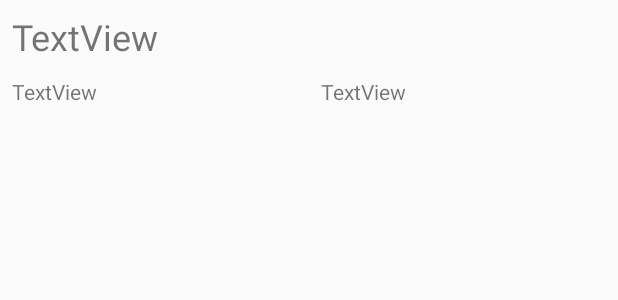
After one commit to annalbenson/KotlinApp, an Android app: the layout list_row.xml on its own in the app's theme, with its tools: preview values and no code run, on a phone screen of 412 x 824 dp. The commit adds this screen. Shown: the top 300 px of the screen. Run offline under Robolectric (Android 15) with nearby library versions, the phone set to English and light mode, and no system bars.

Commit message:
DT -> Gt RV and accompanying classes working

```diff
--- /dev/null
+++ b/app/src/main/res/layout/list_row.xml
@@ -0,0 +1,63 @@
+<?xml version="1.0" encoding="utf-8"?>
+<android.support.constraint.ConstraintLayout
+    xmlns:android="http://schemas.android.com/apk/res/android"
+    xmlns:app="http://schemas.android.com/apk/res-auto"
+    xmlns:tools="http://schemas.android.com/tools"
+    android:layout_width="match_parent"
+    android:layout_height="wrap_content">
+
+    <TextView
+        android:id="@+id/nameID"
+        android:layout_width="0dp"
+        android:layout_height="wrap_content"
+        android:layout_marginEnd="8dp"
+        android:layout_marginStart="8dp"
+        android:layout_marginTop="8dp"
+        android:text="TextView"
+        android:textSize="24sp"
+        app:layout_constraintEnd_toEndOf="parent"
+        app:layout_constraintStart_toStartOf="parent"
+        app:layout_constraintTop_toTopOf="parent" />
+
+    <TextView
+        android:id="@+id/cID"
+        android:layout_width="0dp"
+        android:layout_height="wrap_content"
+        android:layout_marginBottom="8dp"
+        android:layout_marginEnd="8dp"
+        android:layout_marginStart="8dp"
+        android:layout_marginTop="8dp"
+        android:text="TextView"
+        app:layout_constraintBottom_toBottomOf="parent"
+        app:layout_constraintEnd_toStartOf="@+id/guideline"
+        app:layout_constraintStart_toStartOf="parent"
+        app:layout_constraintTop_toTopOf="@+id/guideline2" />
+
+    <TextView
+        android:id="@+id/dID"
+        android:layout_width="0dp"
+        android:layout_height="wrap_content"
+        android:layout_marginBottom="8dp"
+        android:layout_marginEnd="8dp"
+        android:layout_marginStart="8dp"
+        android:layout_marginTop="8dp"
+        android:text="TextView"
+        app:layout_constraintBottom_toBottomOf="parent"
+        app:layout_constraintEnd_toEndOf="parent"
+        app:layout_constraintStart_toStartOf="@+id/guideline"
+        app:layout_constraintTop_toTopOf="@+id/guideline2" />
+
+    <android.support.constraint.Guideline
+        android:id="@+id/guideline"
+        android:layout_width="wrap_content"
+        android:layout_height="wrap_content"
+        android:orientation="vertical"
+        app:layout_constraintGuide_percent="0.5" />
+
+    <android.support.constraint.Guideline
+        android:id="@+id/guideline2"
+        android:layout_width="wrap_content"
+        android:layout_height="wrap_content"
+        android:orientation="horizontal"
+        app:layout_constraintGuide_percent="0.55" />
+</android.support.constraint.ConstraintLayout>
```
Also changed, not shown: app/src/main/java/com/annabenson/kotlinapp/MainActivity.kt (+36 -20 lines), app/src/main/java/com/annabenson/kotlinapp/RecyclerViewAdapter.kt (+42 -7 lines), app/src/main/java/com/annabenson/kotlinapp/RecyclerViewHolder.kt (+5 -8 lines).
